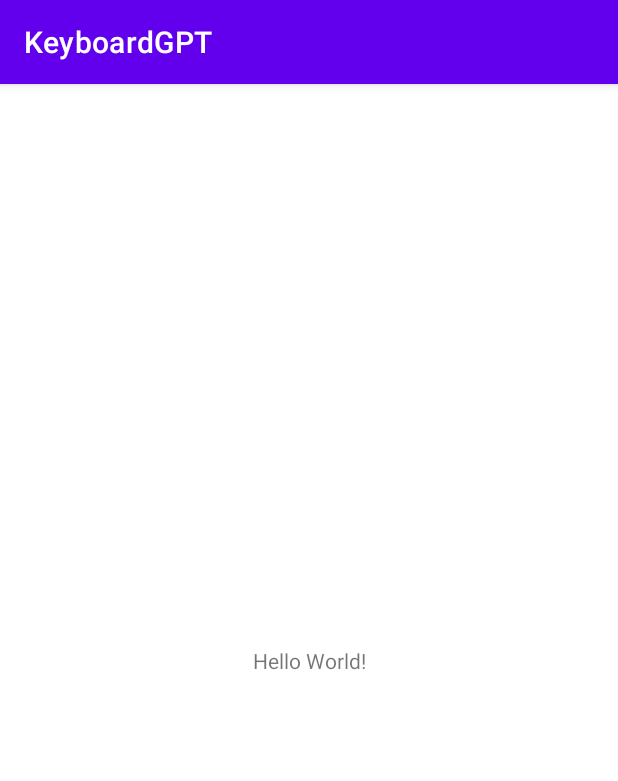
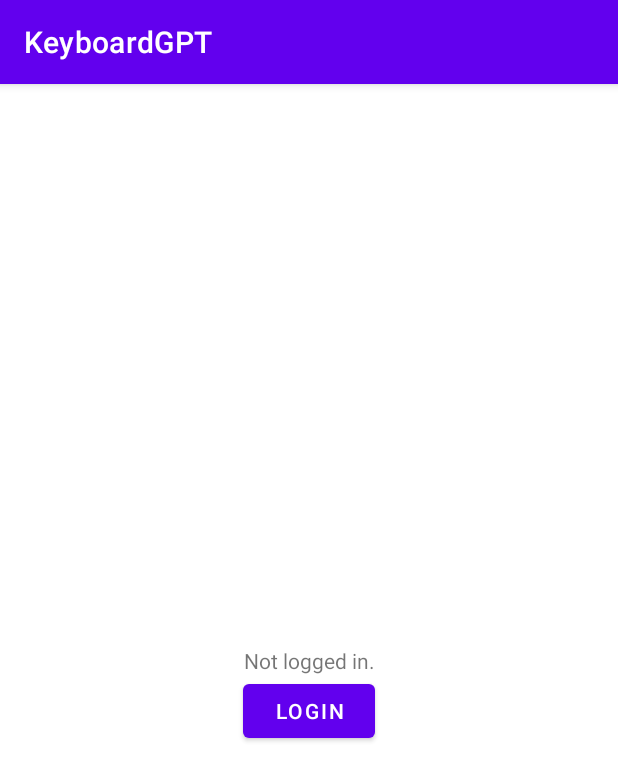
Before and after one commit to bOsowski/KeyboardGPT, an Android app: the screen it shows after launch (MainActivity), on a phone screen of 412 x 824 dp. Shown: the top 781 px of the screen. Run offline under Robolectric (Android 15) with nearby library versions, the phone set to English and light mode, and no system bars.

Commit message:
Added sign in and redirection to an overview activity.

```diff
--- a/app/src/main/java/net/bosowski/MainActivity.kt
+++ b/app/src/main/java/net/bosowski/MainActivity.kt
@@ -1,11 +1,82 @@
 package net.bosowski
 
+import android.app.Activity
+import android.content.Intent
+import android.os.Bundle
+import android.view.View
+import androidx.activity.result.contract.ActivityResultContracts
 import androidx.appcompat.app.AppCompatActivity
-import android.os.Bundle
+import com.google.android.gms.auth.api.signin.GoogleSignIn
+import com.google.android.gms.auth.api.signin.GoogleSignInAccount
+import com.google.android.gms.auth.api.signin.GoogleSignInClient
+import com.google.android.gms.auth.api.signin.GoogleSignInOptions
+import com.google.android.gms.common.api.ApiException
+import com.google.android.gms.tasks.Task
+
 
 class MainActivity : AppCompatActivity() {
+
+    private lateinit var mGoogleSignInClient: GoogleSignInClient
     override fun onCreate(savedInstanceState: Bundle?) {
         super.onCreate(savedInstanceState)
         setContentView(R.layout.activity_main)
+
+        // Configure sign-in to request the user's ID, email address, and basic
+        // profile. ID and basic profile are included in DEFAULT_SIGN_IN.
+        val gso =
+            GoogleSignInOptions.Builder(GoogleSignInOptions.DEFAULT_SIGN_IN).requestEmail().build()
+
+        // Build a GoogleSignInClient with the options specified by gso.
+        mGoogleSignInClient = GoogleSignIn.getClient(this, gso);
     }
+
+    override fun onStart() {
+        super.onStart()
+
+        // Check for existing Google Sign In account, if the user is already signed in
+        // the GoogleSignInAccount will be non-null.
+        val account = GoogleSignIn.getLastSignedInAccount(this)
+        updateUI(account)
+    }
+
+    private fun updateUI(account: GoogleSignInAccount?) {
+        if(account != null){
+//            TODO("Open an activity for the logged in user.")
+            val myIntent = Intent(this, UserOverview::class.java)
+//            myIntent.putExtra("key", value) //Optional parameters
+            startActivity(myIntent)
+        }
+//        TODO("The user is not signed in.")
+    }
+
+    var resultLauncher = registerForActivityResult(ActivityResultContracts.StartActivityForResult()) { result ->
+        if (result.resultCode == Activity.RESULT_OK) {
+            // There are no request codes
+
+            val task: Task<GoogleSignInAccount> = GoogleSignIn.getSignedInAccountFromIntent(result.data)
+            handleSignInResult(task)
+            val data: Intent? = result.data
+        }
+    }
+
+    private fun handleSignInResult(completedTask: Task<GoogleSignInAccount>) {
+        try {
+            val account = completedTask.getResult(ApiException::class.java)
+
+            // Signed in successfully, show authenticated UI.
+            updateUI(account)
+        } catch (e: ApiException) {
+            // The ApiException status code indicates the detailed failure reason.
+            // Please refer to the GoogleSignInStatusCodes class reference for more information.
+//            Log.w(TAG, "signInResult:failed code=" + e.statusCode)
+            updateUI(null)
+        }
+    }
+
+
+    fun signIn(v: View?) {
+        val signInIntent = mGoogleSignInClient.signInIntent
+        resultLauncher.launch(signInIntent)
+    }
+
 }
--- a/app/src/main/res/layout/activity_main.xml
+++ b/app/src/main/res/layout/activity_main.xml
@@ -6,13 +6,23 @@
     android:layout_height="match_parent"
     tools:context=".MainActivity">
 
+
     <TextView
+        android:id="@+id/textView"
         android:layout_width="wrap_content"
         android:layout_height="wrap_content"
-        android:text="Hello World!"
+        android:text="Not logged in."
         app:layout_constraintBottom_toBottomOf="parent"
         app:layout_constraintEnd_toEndOf="parent"
         app:layout_constraintStart_toStartOf="parent"
         app:layout_constraintTop_toTopOf="parent" />
 
+    <Button
+        android:layout_width="wrap_content"
+        android:layout_height="wrap_content"
+        android:text="Login"
+        android:onClick="signIn"
+        app:layout_constraintEnd_toEndOf="parent"
+        app:layout_constraintStart_toStartOf="parent"
+        app:layout_constraintTop_toBottomOf="@+id/textView" />
 </androidx.constraintlayout.widget.ConstraintLayout>
```
Also changed, not shown: app/build.gradle (+7 -0 lines), app/src/main/AndroidManifest.xml (+11 -4 lines), app/src/main/java/net/bosowski/UserOverview.kt (added, +11 -0 lines), app/src/main/res/layout/activity_user_overview.xml (added, +18 -0 lines).
